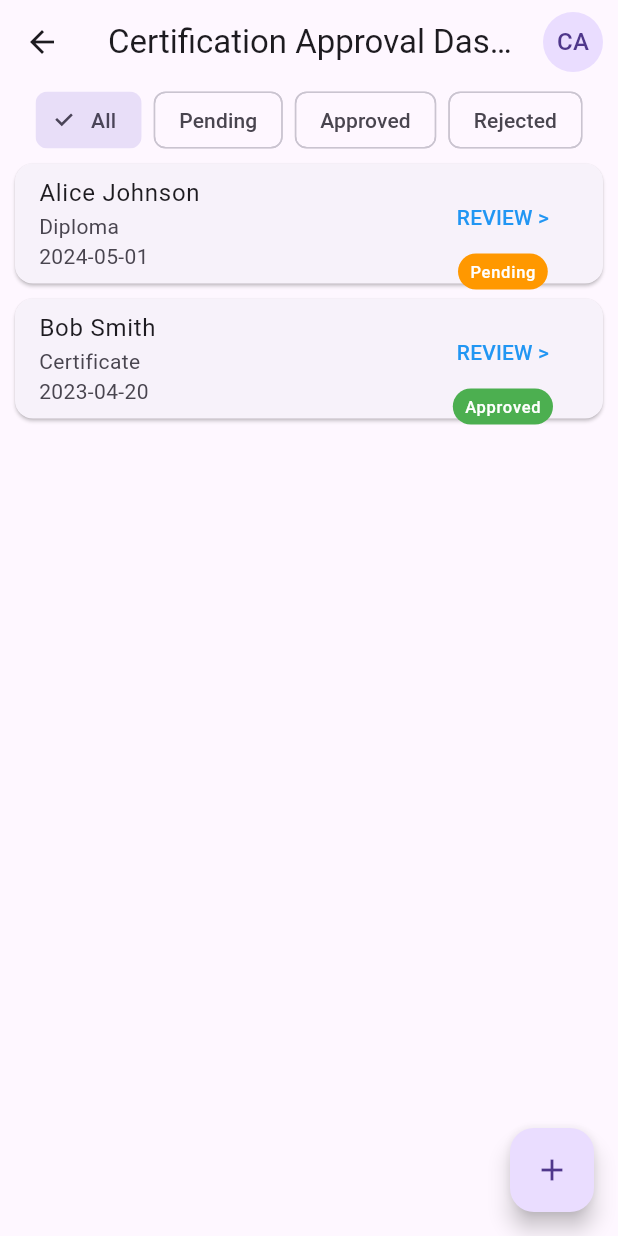
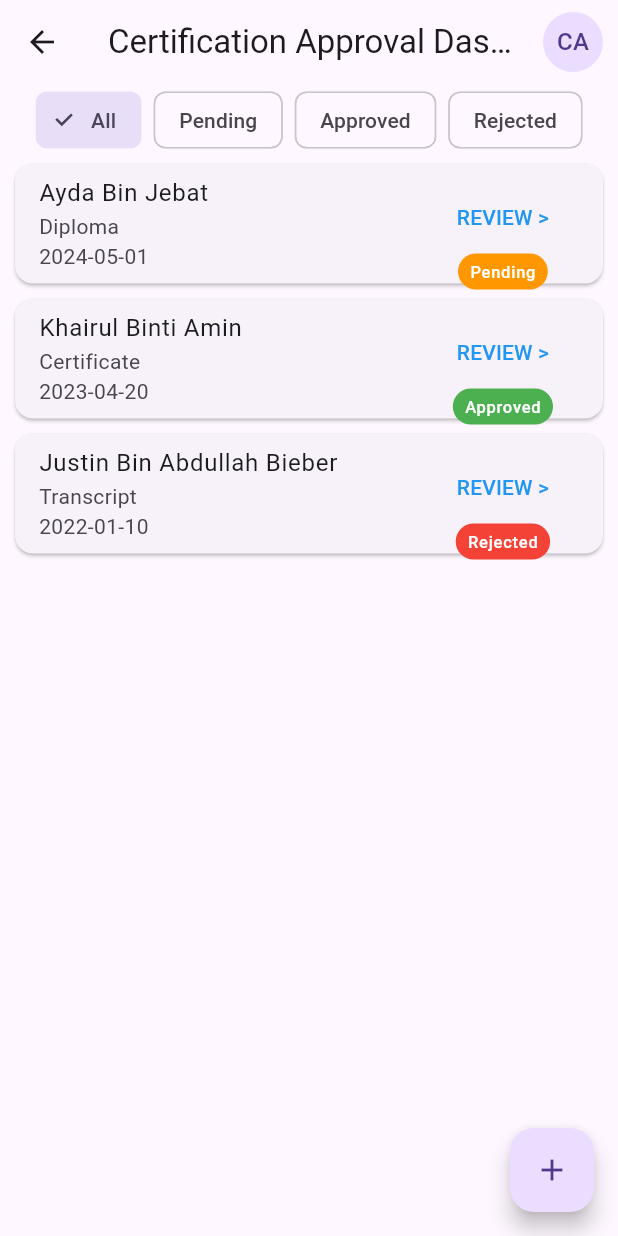
Before and after one commit to SitiFatimah0403/Digital_certificate_project, a Flutter app: the CA_Verification screen opened directly, on a phone screen of 412 x 824 dp. Run offline on Flutter 3.47's test engine with Material 3 defaults, Android fonts, the phone set to English and light mode, and no system bars; our stand-ins replace cloud_firestore, file_picker, firebase_auth, firebase_core, firebase_storage, google_sign_in and 1 more; missing offline and left inert: syncfusion_flutter_pdf; accounts and stored records are empty.

Commit message:
Update CA_verification.dart
add rejection dummy

```diff
--- a/lib/anna/CA_verification.dart
+++ b/lib/anna/CA_verification.dart
@@ -18,7 +18,7 @@ class _CAVerificationState extends State<CA_Verification> {
   {
     'id': 'doc1',
     'metadata': {
-        'name': 'Alice Johnson',
+      'name': 'Ayda Bin Jebat',
       'document_type': 'Diploma',
       'date_issued': '2024-05-01T00:00:00',
       'expiry_date': '2029-05-01T00:00:00',
@@ -29,7 +29,7 @@ class _CAVerificationState extends State<CA_Verification> {
   {
     'id': 'doc2',
     'metadata': {
-        'name': 'Bob Smith',
+      'name': 'Khairul Binti Amin',
       'document_type': 'Certificate',
       'date_issued': '2023-04-20T00:00:00',
       'expiry_date': '2028-04-20T00:00:00',
@@ -37,7 +37,19 @@ class _CAVerificationState extends State<CA_Verification> {
     },
     'status': 'approved',
   },
+  {
+    'id': 'doc3',
+    'metadata': {
+      'name': 'Justin Bin Abdullah Bieber',
+      'document_type': 'Transcript',
+      'date_issued': '2022-01-10T00:00:00',
+      'expiry_date': '2027-01-10T00:00:00',
+      'organization': 'Tech University'
+    },
+    'status': 'rejected',
+  },
 ];
+
 
   Stream<QuerySnapshot> getDocumentsStream() {
     var collection = FirebaseFirestore.instance.collection('truecopies');
```
Lines whose indentation alone changed are shown as unchanged.
